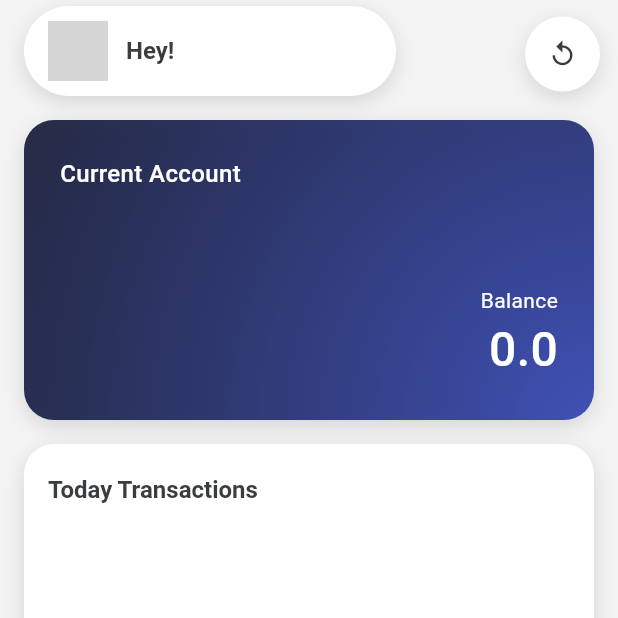
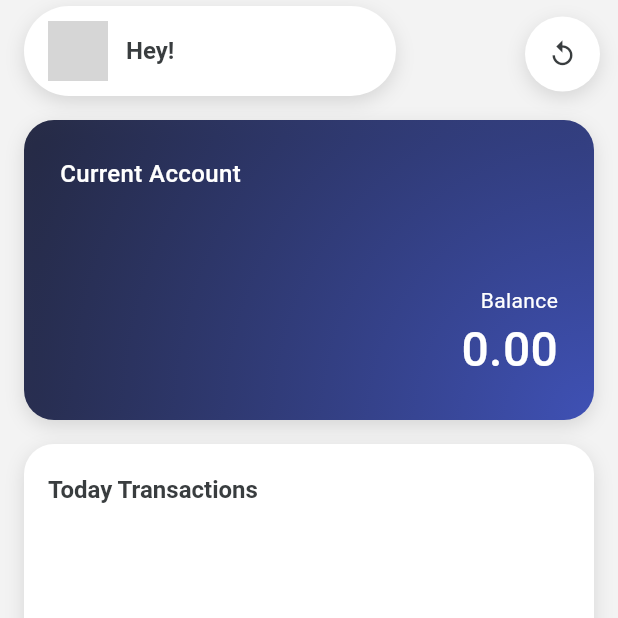
Before and after one commit to watsharapat/kept_aom, a Flutter app: the HomePage screen opened by its route, on a phone screen of 412 x 824 dp, the top half of it. Run offline on Flutter 3.47's test engine with Material 3 defaults, Android fonts, the phone set to English and light mode, and no system bars; our stand-ins replace decimal, emoji_picker_flutter, flutter_riverpod, flutter_svg, font_awesome_flutter, go_router and 6 more; accounts and stored records are empty; network calls fail; grey boxes are pictures that could not be loaded.

Commit message:
minor update 11/6/2025

```diff
--- a/lib/views/pages/home_page/home_page.dart
+++ b/lib/views/pages/home_page/home_page.dart
@@ -1,6 +1,8 @@
+import 'package:decimal/intl.dart';
 import 'package:flutter/material.dart';
 import 'package:flutter_riverpod/flutter_riverpod.dart';
 import 'package:go_router/go_router.dart';
+import 'package:intl/intl.dart';
 import 'package:kept_aom/viewmodels/theme_provider.dart';
 import 'package:kept_aom/viewmodels/transaction_provider.dart';
 import 'package:kept_aom/views/pages/home_page/add_transaction_page/add_transaction_page.dart';
@@ -8,6 +10,7 @@ import 'package:kept_aom/views/pages/home_page/today_transaction.dart';
 import 'package:kept_aom/views/pages/login_page.dart';
 import 'package:kept_aom/views/widgets/bottom_nav.dart';
 import 'package:supabase/supabase.dart';
+import 'package:decimal/decimal.dart';
 import 'package:supabase_flutter/supabase_flutter.dart';
 
 class HomePage extends ConsumerWidget {
@@ -159,7 +162,7 @@ class HomePage extends ConsumerWidget {
   }
 
   Widget accountCard(double balance) {
-    String balanceString = balance.toString();
+    String balanceString = NumberFormat("#,##0.00").format(balance.toDouble());
     return Container(
       clipBehavior: Clip.antiAlias,
       width: double.infinity,
--- a/pubspec.yaml
+++ b/pubspec.yaml
@@ -51,6 +51,7 @@ dependencies:
   loading_animation_widget: ^1.3.0
   go_router: ^14.7.2
   table_calendar: ^3.1.3
+  decimal: ^3.0.2
 
 dev_dependencies:
   flutter_test:
```
